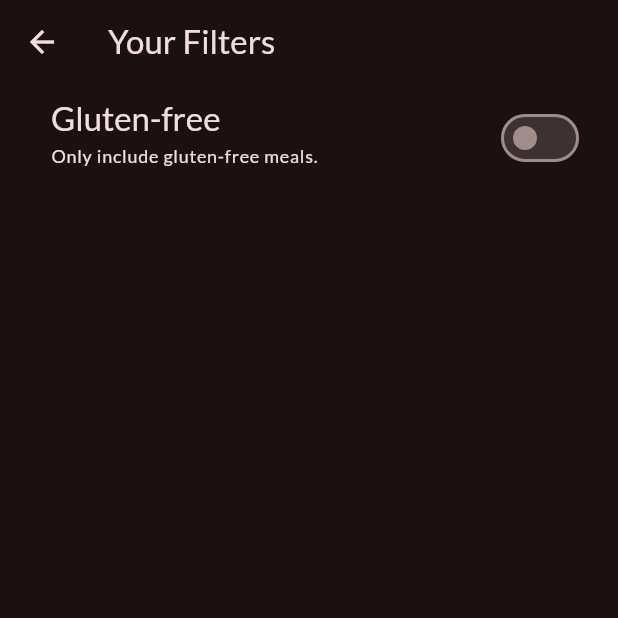
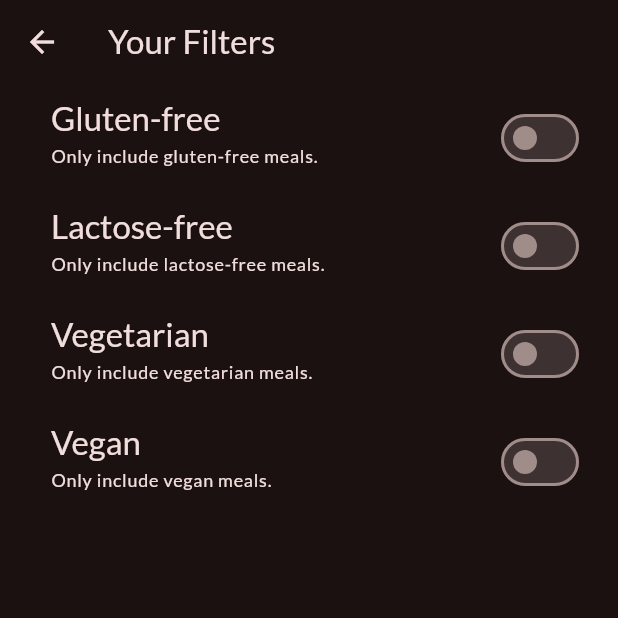
Before and after one commit to BorokiniofDevs/gluttonie, a Flutter app: the FiltersScreen screen opened directly, on a phone screen of 412 x 824 dp, the top half of it. Run offline on Flutter 3.47's test engine with Material 3 defaults, Android fonts, the light colour scheme and no system bars; our stand-ins replace google_fonts, transparent_image.

Commit message:
filteredMeals working

```diff
--- /dev/null
+++ b/lib/screens/filters.dart
@@ -0,0 +1,144 @@
+import 'package:flutter/material.dart';
+// import 'package:gluttonie/screens/tab.dart';
+// import 'package:gluttonie/widget/main_drawer.dart';
+
+enum Filter { glutenFree, lactoseFree, vegetarian, vegan }
+
+class FiltersScreen extends StatefulWidget {
+  const FiltersScreen({super.key});
+
+  @override
+  State<FiltersScreen> createState() => _FiltersScreenState();
+}
+
+class _FiltersScreenState extends State<FiltersScreen> {
+  var _glutenFreeFilterSet = false;
+  var _lactoseFreeFilterSet = false;
+  var _vegetarianFilterSet = false;
+  var _veganFilterSet = false;
+
+  @override
+  Widget build(BuildContext context) {
+    return Scaffold(
+      appBar: AppBar(
+        title: const Text('Your Filters'),
+      ),
+      // drawer: MainDrawer(
+      //   onSelectScreen: (identifier) {
+      //     Navigator.of(context).pop();
+      //     if (identifier == 'meals') {
+      //       Navigator.of(context).pushReplacement(
+      //         MaterialPageRoute(
+      //           builder: (ctx) => const TabsScreen(),
+      //         ),
+      //       );
+      //     }
+      //   },
+      // ),
+      body: PopScope(
+        canPop: false,
+        onPopInvoked: (bool didPop) {
+          if (didPop) return;
+          Navigator.of(context).pop({
+            Filter.glutenFree: _glutenFreeFilterSet,
+            Filter.lactoseFree: _lactoseFreeFilterSet,
+            Filter.vegetarian: _vegetarianFilterSet,
+            Filter.vegan: _veganFilterSet,
+          });
+        },
+        child: Column(
+          children: [
+            SwitchListTile(
+              value: _glutenFreeFilterSet,
+              onChanged: (isChecked) {
+                setState(() {
+                  _glutenFreeFilterSet = isChecked;
+                });
+              },
+              title: Text(
+                'Gluten-free',
+                style: Theme.of(context).textTheme.titleLarge!.copyWith(
+                      color: Theme.of(context).colorScheme.onBackground,
+                    ),
+              ),
+              subtitle: Text(
+                'Only include gluten-free meals.',
+                style: Theme.of(context).textTheme.labelMedium!.copyWith(
+                      color: Theme.of(context).colorScheme.onBackground,
+                    ),
+              ),
+              activeColor: Theme.of(context).colorScheme.tertiary,
+              contentPadding: const EdgeInsets.only(left: 34, right: 22),
+            ),
+            SwitchListTile(
+              value: _lactoseFreeFilterSet,
+              onChanged: (isChecked) {
+                setState(() {
+                  _lactoseFreeFilterSet = isChecked;
+                });
+              },
+              title: Text(
+                'Lactose-free',
+                style: Theme.of(context).textTheme.titleLarge!.copyWith(
+                      color: Theme.of(context).colorScheme.onBackground,
+                    ),
+              ),
+              subtitle: Text(
+                'Only include lactose-free meals.',
+                style: Theme.of(context).textTheme.labelMedium!.copyWith(
+                      color: Theme.of(context).colorScheme.onBackground,
+                    ),
+              ),
+              activeColor: Theme.of(context).colorScheme.tertiary,
+              contentPadding: const EdgeInsets.only(left: 34, right: 22),
+            ),
+            SwitchListTile(
+              value: _vegetarianFilterSet,
+              onChanged: (isChecked) {
+                setState(() {
+                  _vegetarianFilterSet = isChecked;
+                });
+              },
+              title: Text(
+                'Vegetarian',
+                style: Theme.of(context).textTheme.titleLarge!.copyWith(
+                      color: Theme.of(context).colorScheme.onBackground,
+                    ),
+              ),
+              subtitle: Text(
+                'Only include vegetarian meals.',
+                style: Theme.of(context).textTheme.labelMedium!.copyWith(
+                      color: Theme.of(context).colorScheme.onBackground,
+                    ),
+              ),
+              activeColor: Theme.of(context).colorScheme.tertiary,
+              contentPadding: const EdgeInsets.only(left: 34, right: 22),
+            ),
+            SwitchListTile(
+              value: _veganFilterSet,
+              onChanged: (isChecked) {
+                setState(() {
+                  _veganFilterSet = isChecked;
+                });
+              },
+              title: Text(
+                'Vegan',
+                style: Theme.of(context).textTheme.titleLarge!.copyWith(
+                      color: Theme.of(context).colorScheme.onBackground,
+                    ),
+              ),
+              subtitle: Text(
+                'Only include vegan meals.',
+                style: Theme.of(context).textTheme.labelMedium!.copyWith(
+                      color: Theme.of(context).colorScheme.onBackground,
+                    ),
+              ),
+              activeColor: Theme.of(context).colorScheme.tertiary,
+              contentPadding: const EdgeInsets.only(left: 34, right: 22),
+            ),
+          ],
+        ),
+      ),
+    );
+  }
+}
--- a/lib/widget/filters.dart
+++ /dev/null
@@ -1,61 +0,0 @@
-import 'package:flutter/material.dart';
-// import 'package:gluttonie/screens/tab.dart';
-// import 'package:gluttonie/widget/main_drawer.dart';
-
-class FiltersScreen extends StatefulWidget {
-  const FiltersScreen({super.key});
-
-  @override
-  State<FiltersScreen> createState() => _FiltersScreenState();
-}
-
-class _FiltersScreenState extends State<FiltersScreen> {
-  var _glutenFreeFilterSet = false;
-
-  @override
-  Widget build(BuildContext context) {
-    return Scaffold(
-      appBar: AppBar(
-        title: const Text('Your Filters'),
-      ),
-      // drawer: MainDrawer(
-      //   onSelectScreen: (identifier) {
-      //     Navigator.of(context).pop();
-      //     if (identifier == 'meals') {
-      //       Navigator.of(context).pushReplacement(
-      //         MaterialPageRoute(
-      //           builder: (ctx) => const TabsScreen(),
-      //         ),
-      //       );
-      //     }
-      //   },
-      // ),
-      body: Column(
-        children: [
-          SwitchListTile(
-            value: _glutenFreeFilterSet,
-            onChanged: (isChecked) {
-              setState(() {
-                _glutenFreeFilterSet = isChecked;
-              });
-            },
-            title: Text(
-              'Gluten-free',
-              style: Theme.of(context).textTheme.titleLarge!.copyWith(
-                    color: Theme.of(context).colorScheme.onBackground,
-                  ),
-            ),
-            subtitle: Text(
-              'Only include gluten-free meals.',
-              style: Theme.of(context).textTheme.labelMedium!.copyWith(
-                    color: Theme.of(context).colorScheme.onBackground,
-                  ),
-            ),
-            activeColor: Theme.of(context).colorScheme.tertiary,
-            contentPadding: const EdgeInsets.only(left: 34, right: 22),
-          )
-        ],
-      ),
-    );
-  }
-}
```
Also changed, not shown: lib/screens/categories.dart (+26 -8 lines), lib/screens/tab.dart (+38 -5 lines).
